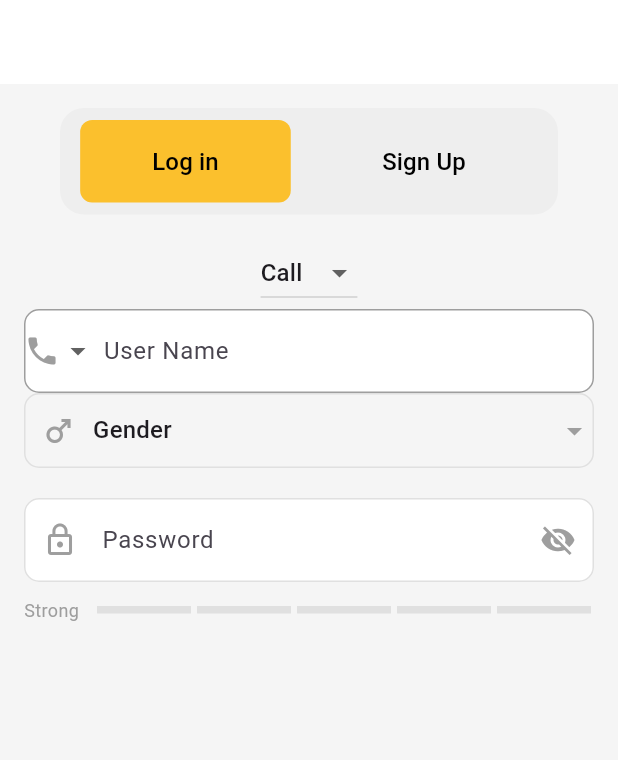
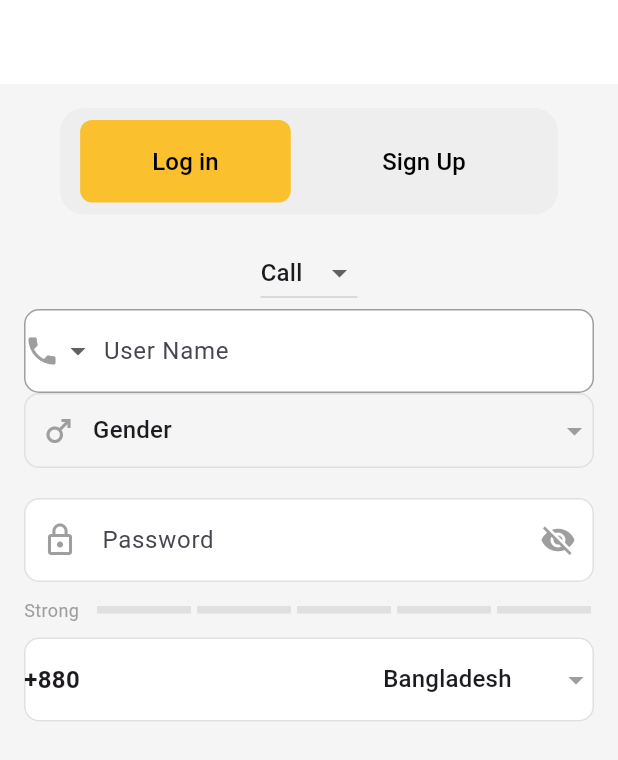
Before and after one commit to zihadsikder/wempro_project, a Flutter app: the screen it shows after launch, on a phone screen of 412 x 824 dp. Shown: the top 760 px of the screen. Run offline on Flutter 3.47's test engine with Material 3 defaults, Android fonts, the light colour scheme and no system bars; our stand-ins replace get.

Commit message:
country code

```diff
--- a/lib/app/modules/home/views/home_view.dart
+++ b/lib/app/modules/home/views/home_view.dart
@@ -86,6 +86,18 @@ class _HomeViewState extends State<HomeView> {
   String _selectedGender = 'Gender'; // Default value
   String password = ''; // To track password input
   TextEditingController _controller = TextEditingController();
+
+  String _selectedCountryCode = '+880'; // Default country code
+  String _selectedCountryName = 'Bangladesh'; // Default country name
+
+  // Country data (code and name)
+  final List<Map<String, String>> countries = [
+    {'code': '+880', 'name': 'Bangladesh'},
+    {'code': '+1', 'name': 'United States'},
+    {'code': '+91', 'name': 'India'},
+    {'code': '+44', 'name': 'United Kingdom'},
+    {'code': '+81', 'name': 'Japan'},
+  ];
 
   @override
   Widget build(BuildContext context) {
@@ -302,11 +314,13 @@ class _HomeViewState extends State<HomeView> {
                       password = value; // Update password value
                     });
                   },
+
                   obscureText: true,
                   decoration: InputDecoration(
                     prefixIcon: Icon(Icons.lock_outline, color: Colors.grey), // Lock Icon
                     suffixIcon: Icon(Icons.visibility_off, color: Colors.grey), // Eye Icon
                     labelText: 'Password',
+
                     border: OutlineInputBorder(
                       borderRadius: BorderRadius.circular(10),
                     ),
@@ -354,6 +368,53 @@ class _HomeViewState extends State<HomeView> {
                     ),
                   ],
                 ),
+                SizedBox(height: 10),
+                TextField(
+                  readOnly: true, // Prevent manual editing
+                  decoration: InputDecoration(
+                    prefixIcon: Text(
+                      _selectedCountryCode, // Display the selected country code
+                      style: TextStyle(fontSize: 16, fontWeight: FontWeight.bold),
+                    ),
+                    prefixIconConstraints: BoxConstraints(minWidth: 60),
+                    suffixIcon: DropdownButtonHideUnderline(
+                      child: DropdownButton<String>(
+                        value: _selectedCountryName,
+                        items: countries
+                            .map((country) => DropdownMenuItem<String>(
+                          value: country['name'],
+                          child: Text(country['name']!),
+                        ))
+                            .toList(),
+                        onChanged: (newValue) {
+                          setState(() {
+                            _selectedCountryName = newValue!;
+                            _selectedCountryCode = countries
+                                .firstWhere((country) => country['name'] == newValue)['code']!;
+                          });
+                        },
+                        icon: Icon(Icons.arrow_drop_down, color: Colors.grey),
+                      ),
+                    ),
+                    border: OutlineInputBorder(
+                      borderRadius: BorderRadius.circular(10),
+                    ),
+                    focusedBorder: OutlineInputBorder(
+                      borderSide: BorderSide(
+                        color: Colors.yellow.shade700,
+                        width: 2,
+                      ),
+                      borderRadius: BorderRadius.circular(10),
+                    ),
+                    enabledBorder: OutlineInputBorder(
+                      borderSide: BorderSide(
+                        color: Colors.grey.shade300,
+                        width: 1,
+                      ),
+                      borderRadius: BorderRadius.circular(10),
+                    ),
+                  ),
+                ),
               ],
             ),
 
```
